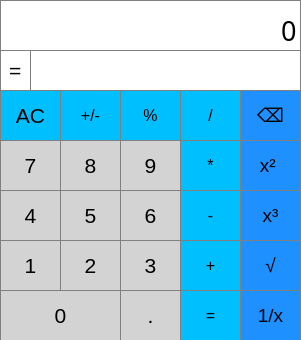
The window that calculator.ui (Vishnu-Gaddime/Calculator) describes before a commit, drawn with Qt 5.
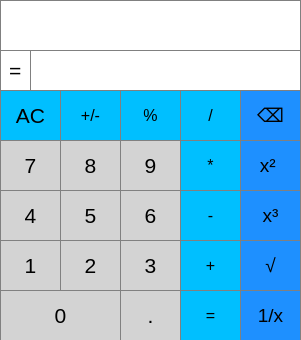
The same window after the commit.

The edit to the form file:
```diff
--- a/calculator.ui
+++ b/calculator.ui
@@ -39,7 +39,7 @@
 </string>
     </property>
     <property name="text">
-     <string>0</string>
+     <string/>
     </property>
     <property name="alignment">
      <set>Qt::AlignBottom|Qt::AlignRight|Qt::AlignTrailing</set>
```
